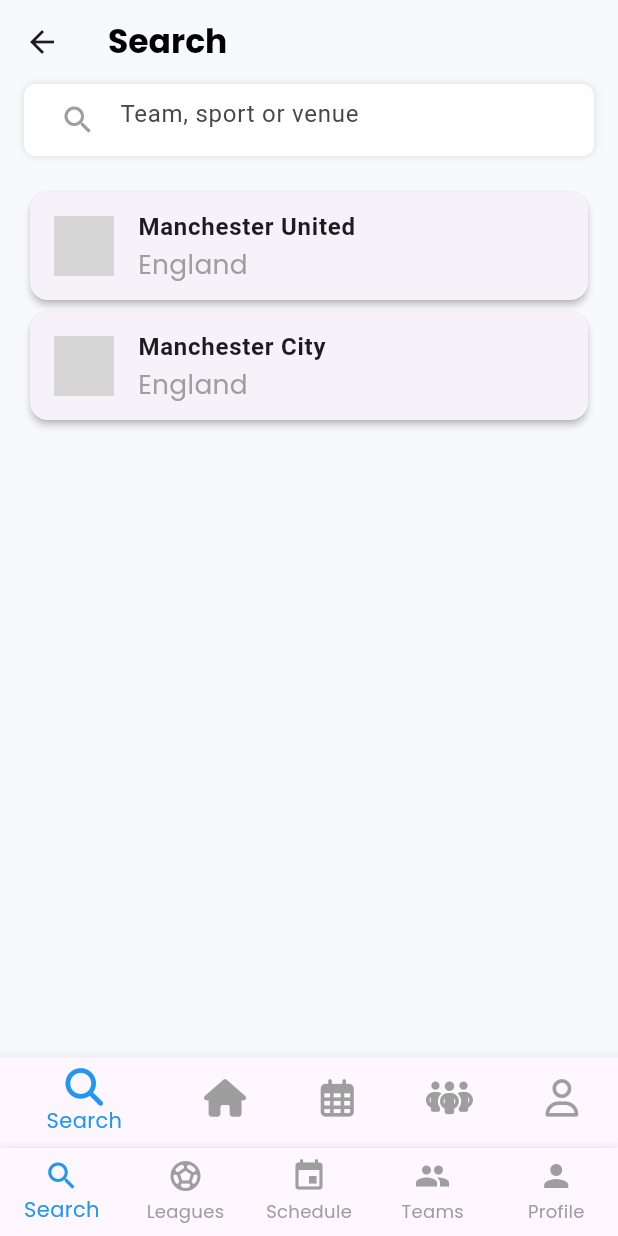
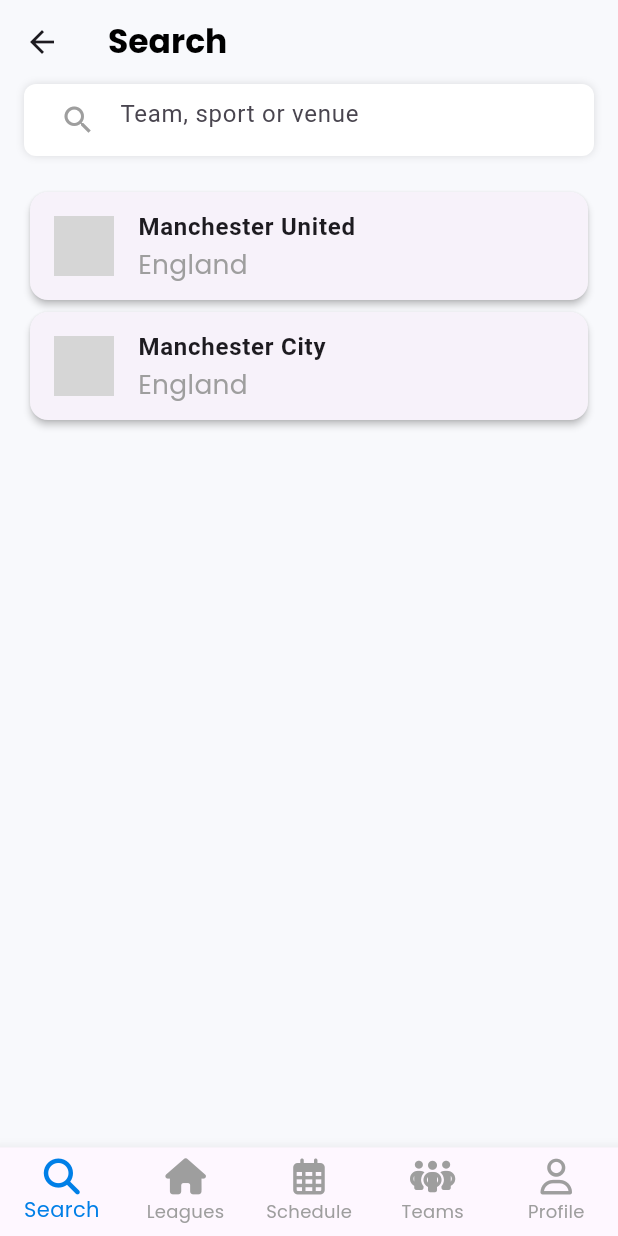
Before and after one commit to AaqilSh/SportSphereApp, a Flutter app: the BottomNavScreen screen opened directly, on a phone screen of 412 x 824 dp. Run offline on Flutter 3.47's test engine with Material 3 defaults, Android fonts, the phone set to English and light mode, and no system bars; our stand-ins replace flutter_screenutil, font_awesome_flutter; grey boxes are pictures that could not be loaded.

Commit message:
Refactored bottom nav bar

```diff
--- a/sportsphere/lib/screens/bottom_nav_screen.dart
+++ b/sportsphere/lib/screens/bottom_nav_screen.dart
@@ -1,5 +1,6 @@
 import 'package:flutter/material.dart';
-import 'prodile_screen.dart';
+import 'package:font_awesome_flutter/font_awesome_flutter.dart';
+import 'profile_screen.dart';
 import 'schedule_screen.dart';
 import 'search_screen.dart';
 import 'leagues_screen.dart';
@@ -40,15 +41,19 @@ class _BottomNavScreenState extends State<BottomNavScreen> {
         currentIndex: _selectedIndex,
         onTap: _onItemTapped,
         type: BottomNavigationBarType.fixed,
-        selectedItemColor: Colors.blue,
+        selectedItemColor: const Color.fromARGB(255, 0, 127, 231),
         unselectedItemColor: Colors.grey,
         items: [
-          BottomNavigationBarItem(icon: Icon(Icons.search), label: "Search"),
           BottomNavigationBarItem(
-              icon: Icon(Icons.sports_soccer), label: "Leagues"),
-          BottomNavigationBarItem(icon: Icon(Icons.event), label: "Schedule"),
-          BottomNavigationBarItem(icon: Icon(Icons.people), label: "Teams"),
-          BottomNavigationBarItem(icon: Icon(Icons.person), label: "Profile"),
+              icon: FaIcon(FontAwesomeIcons.magnifyingGlass), label: "Search"),
+          BottomNavigationBarItem(
+              icon: FaIcon(FontAwesomeIcons.house), label: "Leagues"),
+          BottomNavigationBarItem(
+              icon: FaIcon(FontAwesomeIcons.calendarDays), label: "Schedule"),
+          BottomNavigationBarItem(
+              icon: FaIcon(FontAwesomeIcons.peopleGroup), label: "Teams"),
+          BottomNavigationBarItem(
+              icon: FaIcon(FontAwesomeIcons.user), label: "Profile"),
         ],
       ),
     );
--- a/sportsphere/lib/screens/search_screen.dart
+++ b/sportsphere/lib/screens/search_screen.dart
@@ -41,7 +41,7 @@ class _SearchScreenState extends State<SearchScreen> {
   @override
   Widget build(BuildContext context) {
     return Scaffold(
-      bottomNavigationBar: _buildBottomNavBar(),
+      // bottomNavigationBar: _buildBottomNavBar(),
       backgroundColor: Color(0xFFF8F9FC),
       appBar: AppBar(
         backgroundColor: Colors.transparent,
@@ -108,25 +108,4 @@ class _SearchScreenState extends State<SearchScreen> {
       ),
     );
   }
-
-  Widget _buildBottomNavBar() {
-    return BottomNavigationBar(
-      currentIndex: 0,
-      selectedItemColor: Colors.blue,
-      unselectedItemColor: Colors.grey,
-      iconSize: 25.0,
-      items: [
-        BottomNavigationBarItem(
-            icon: FaIcon(FontAwesomeIcons.magnifyingGlass), label: "Search"),
-        BottomNavigationBarItem(
-            icon: FaIcon(FontAwesomeIcons.house), label: "Leagues"),
-        BottomNavigationBarItem(
-            icon: FaIcon(FontAwesomeIcons.calendarDays), label: "Schedule"),
-        BottomNavigationBarItem(
-            icon: FaIcon(FontAwesomeIcons.peopleGroup), label: "Teams"),
-        BottomNavigationBarItem(
-            icon: FaIcon(FontAwesomeIcons.user), label: "Profile"),
-      ],
-    );
-  }
 }
```
Also changed, not shown: sportsphere/lib/screens/leagues_screen.dart (+0 -22 lines), sportsphere/lib/screens/main_screen.dart (+12 -7 lines), sportsphere/lib/screens/profile_screen.dart (renamed from sportsphere/lib/screens/prodile_screen.dart).
